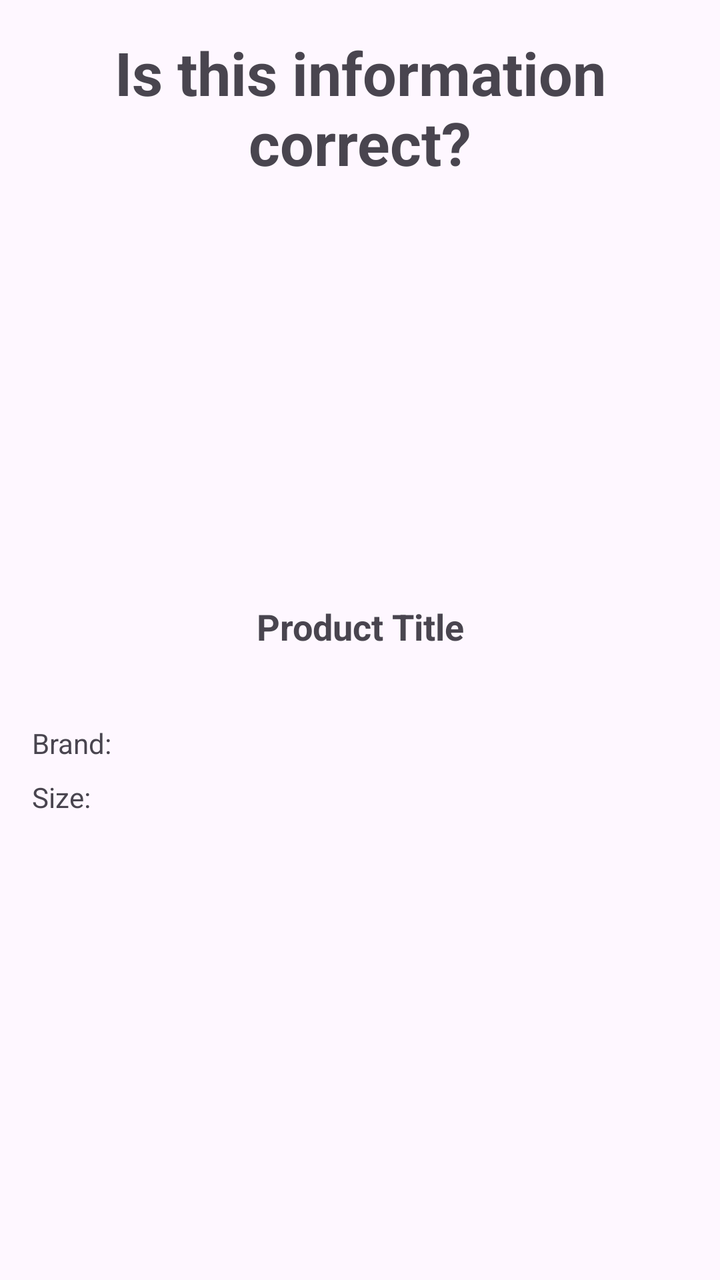
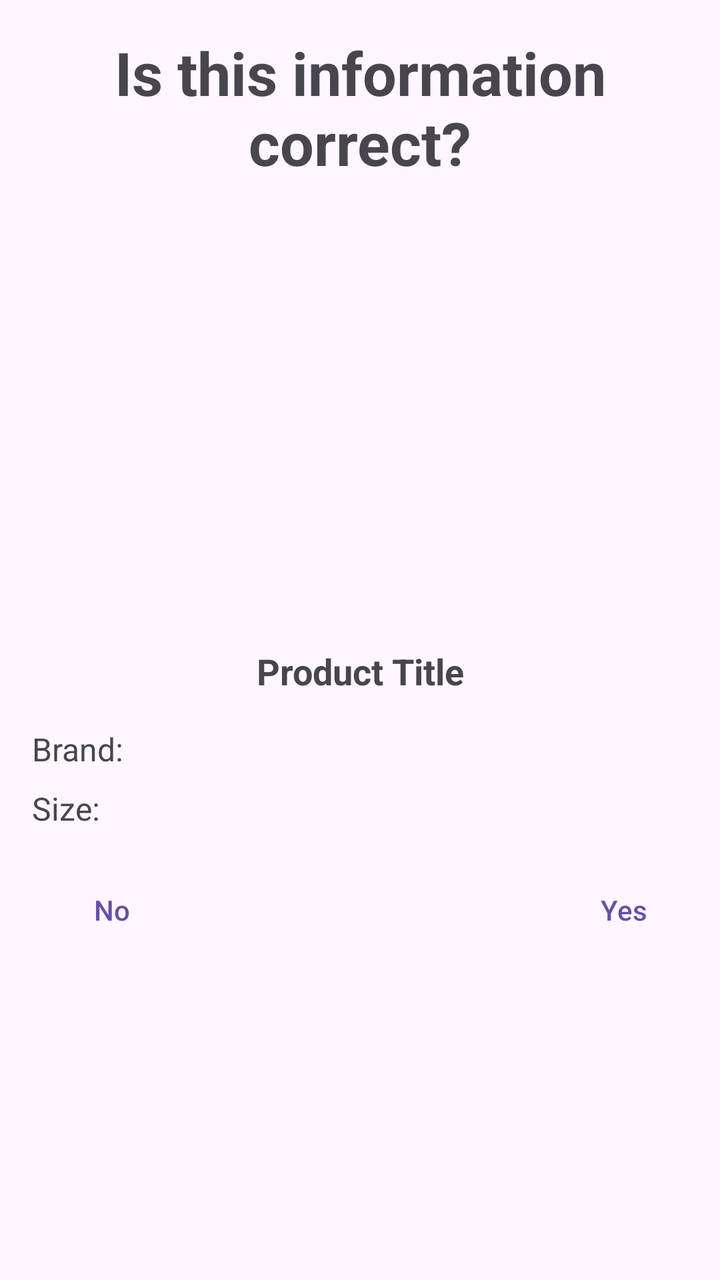

Before-and-after screenshots of an Android layout around one commit, followed by the original layout XML and the change that was made.
<!-- AndroidManifest.xml: application theme Theme.BarcodeScannerApp -->
<!-- res/layout/dialog_tire_info.xml -->
<?xml version="1.0" encoding="utf-8"?>
<LinearLayout xmlns:android="http://schemas.android.com/apk/res/android"
    android:layout_width="match_parent"
    android:layout_height="wrap_content"
    android:orientation="vertical"
    android:minHeight="300dp"
    android:minWidth="400dp"
    android:padding="16dp">

    <TextView
        android:id="@+id/textView"
        android:layout_width="match_parent"
        android:layout_height="85dp"
        android:text="@string/barcode_information_title"
        android:textAlignment="center"
        android:textSize="30sp"
        android:textStyle="bold" />

    <ImageView
        android:id="@+id/tireImage"
        android:layout_width="match_parent"
        android:layout_height="200dp"
        android:scaleType="fitCenter"
        android:contentDescription="Tire image" />

    <TextView
        android:id="@+id/tvTitle"
        android:layout_width="match_parent"
        android:layout_height="53dp"
        android:text="@string/product_title"
        android:textSize="18sp"
        android:textStyle="bold"
        android:textAlignment="center" />

    <TextView
        android:id="@+id/tvBrand"
        android:layout_width="match_parent"
        android:layout_height="wrap_content"
        android:layout_marginTop="8dp"
        android:text="@string/brand_value"/>

    <TextView
        android:id="@+id/tvSize"
        android:layout_width="match_parent"
        android:layout_height="wrap_content"
        android:layout_marginTop="8dp"
        android:text="@string/size_value" />

</LinearLayout>
<!-- resources referenced by this layout -->
<resources>
  <string name="barcode_information_title">Is this information correct?</string>
  <string name="brand_value">Brand:</string>
  <string name="product_title">Product Title</string>
  <string name="size_value">Size:</string>
  <style name="Theme.BarcodeScannerApp" parent="Base.Theme.BarcodeScannerApp" />
  <style name="Base.Theme.BarcodeScannerApp" parent="Theme.Material3.DayNight.NoActionBar">
          <item name="android:statusBarColor">#C11236</item>
      </style>
</resources>

<!-- the commit's change to res/layout/dialog_tire_info.xml (unified diff, before → after) -->
@@ -1,49 +1,90 @@
 <?xml version="1.0" encoding="utf-8"?>
-<LinearLayout xmlns:android="http://schemas.android.com/apk/res/android"
+<ScrollView xmlns:android="http://schemas.android.com/apk/res/android"
     android:layout_width="match_parent"
-    android:layout_height="wrap_content"
-    android:orientation="vertical"
-    android:minHeight="300dp"
-    android:minWidth="400dp"
-    android:padding="16dp">
+    android:layout_height="match_parent"
+    android:fillViewport="true">
 
-    <TextView
-        android:id="@+id/textView"
-        android:layout_width="match_parent"
-        android:layout_height="85dp"
-        android:text="@string/barcode_information_title"
-        android:textAlignment="center"
-        android:textSize="30sp"
-        android:textStyle="bold" />
-
-    <ImageView
-        android:id="@+id/tireImage"
-        android:layout_width="match_parent"
-        android:layout_height="200dp"
-        android:scaleType="fitCenter"
-        android:contentDescription="Tire image" />
-
-    <TextView
-        android:id="@+id/tvTitle"
-        android:layout_width="match_parent"
-        android:layout_height="53dp"
-        android:text="@string/product_title"
-        android:textSize="18sp"
-        android:textStyle="bold"
-        android:textAlignment="center" />
-
-    <TextView
-        android:id="@+id/tvBrand"
+    <LinearLayout
         android:layout_width="match_parent"
         android:layout_height="wrap_content"
-        android:layout_marginTop="8dp"
-        android:text="@string/brand_value"/>
+        android:orientation="vertical"
+        android:padding="16dp">
 
-    <TextView
-        android:id="@+id/tvSize"
-        android:layout_width="match_parent"
-        android:layout_height="wrap_content"
-        android:layout_marginTop="8dp"
-        android:text="@string/size_value" />
+        <TextView
+            android:id="@+id/textView"
+            android:layout_width="match_parent"
+            android:layout_height="wrap_content"
+            android:layout_marginBottom="16dp"
+            android:gravity="center"
+            android:text="@string/barcode_information_title"
+            android:textSize="30sp"
+            android:textStyle="bold" />
 
-</LinearLayout>
+        <ImageView
+            android:id="@+id/tireImage"
+            android:layout_width="match_parent"
+            android:layout_height="200dp"
+            android:scaleType="fitCenter"
+            android:contentDescription="Tire image" />
+
+        <TextView
+            android:id="@+id/tvTitle"
+            android:layout_width="match_parent"
+            android:layout_height="wrap_content"
+            android:layout_marginTop="16dp"
+            android:layout_marginBottom="8dp"
+            android:gravity="center"
+            android:text="@string/product_title"
+            android:textSize="18sp"
+            android:textStyle="bold" />
+
+        <TextView
+            android:id="@+id/tvBrand"
+            android:layout_width="match_parent"
+            android:layout_height="wrap_content"
+            android:layout_marginTop="8dp"
+            android:text="@string/brand_value"
+            android:textSize="16sp" />
+
+        <TextView
+            android:id="@+id/tvSize"
+            android:layout_width="match_parent"
+            android:layout_height="wrap_content"
+            android:layout_marginTop="8dp"
+            android:text="@string/size_value"
+            android:textSize="16sp" />
+
+        <LinearLayout
+            android:layout_width="match_parent"
+            android:layout_height="wrap_content"
+            android:layout_marginTop="16dp"
+            android:orientation="horizontal"
+            android:gravity="end">
+
+            <Button
+                android:id="@+id/noButton"
+                style="?android:attr/buttonBarButtonStyle"
+                android:layout_width="wrap_content"
+                android:layout_height="wrap_content"
+                android:text="No" />
+
+            <View
+                android:layout_width="0dp"
+                android:layout_height="1dp"
+                android:layout_weight="1">
+
+            </View>
+
+            <Button
+                android:id="@+id/yesButton"
+                android:layout_width="wrap_content"
+                android:layout_height="wrap_content"
+                android:text="Yes"
+                android:layout_marginStart="8dp"
+                style="?android:attr/buttonBarButtonStyle" />
+
+        </LinearLayout>
+
+    </LinearLayout>
+
+</ScrollView>
